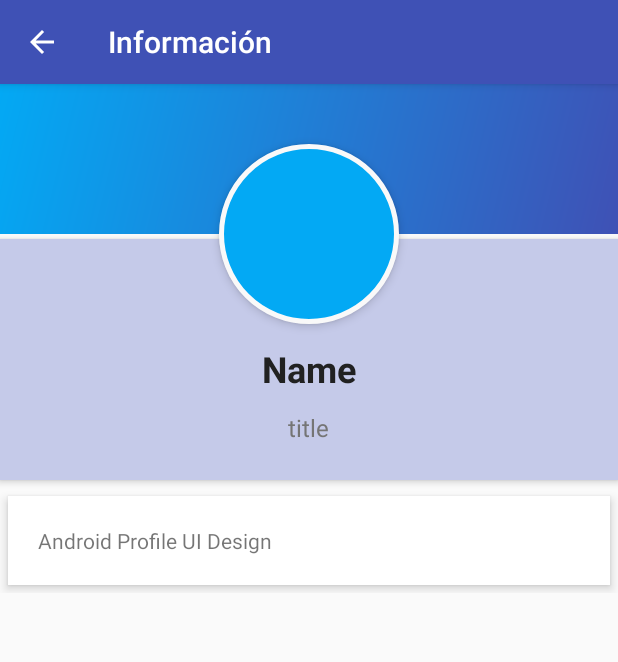
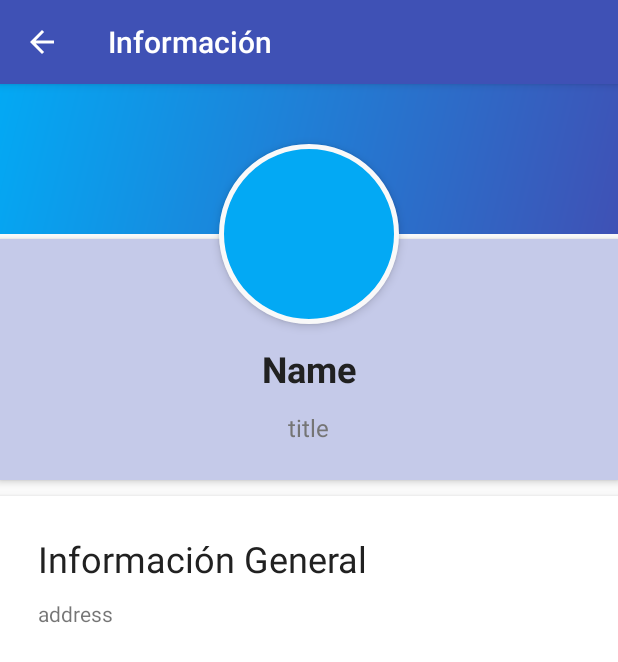
Before and after one commit to g3l0o/cv, an Android app: the InformationActivity screen opened directly, with no data from a screen before it, on a phone screen of 412 x 824 dp. Shown: the top 662 px of the screen. Run offline under Robolectric (Android 15) with nearby library versions, the phone set to English and light mode, and no system bars; 6 statements that could not run were skipped.

```diff
--- a/app/build.gradle
+++ b/app/build.gradle
@@ -28,6 +28,7 @@ dependencies {
     compile 'com.android.support:design:25.1.1'
     compile 'com.google.firebase:firebase-database:9.6.0'
     compile 'com.google.firebase:firebase-storage:9.6.0'
+    compile 'com.android.support:cardview-v7:25.0.+'
     testCompile 'junit:junit:4.12'
 }
 
--- a/app/src/main/AndroidManifest.xml
+++ b/app/src/main/AndroidManifest.xml
@@ -11,7 +11,8 @@
         <activity
             android:name=".MainActivity"
             android:label="@string/app_name"
-            android:theme="@style/AppTheme.NoActionBar">
+            android:theme="@style/AppTheme.NoActionBar"
+            android:screenOrientation="portrait">
             <intent-filter>
                 <action android:name="android.intent.action.MAIN" />
 
@@ -22,7 +23,8 @@
             android:name=".InformationActivity"
             android:label="@string/title_activity_information"
             android:parentActivityName=".MainActivity"
-            android:theme="@style/AppTheme.NoActionBar">
+            android:theme="@style/AppTheme.NoActionBar"
+            android:screenOrientation="portrait">
             <meta-data
                 android:name="android.support.PARENT_ACTIVITY"
                 android:value="com.roger.cv.MainActivity" />
--- a/app/src/main/res/layout/content_information.xml
+++ b/app/src/main/res/layout/content_information.xml
@@ -76,16 +76,34 @@
             android:layout_marginTop="5dp"
             android:orientation="vertical">
 
-            <TextView
-                android:id="@+id/information_address"
+            <LinearLayout
                 android:layout_width="fill_parent"
                 android:layout_height="wrap_content"
-                android:layout_margin="5dp"
-                android:background="#fff"
-                android:clickable="true"
+                android:layout_marginTop="5dp"
+                android:orientation="vertical"
                 android:elevation="4dp"
                 android:padding="20dp"
-                android:text="Android Profile UI Design" />
+                android:background="#fff">
+
+                <TextView
+                    android:id="@+id/information_general"
+                    android:layout_width="wrap_content"
+                    android:layout_height="wrap_content"
+                    android:layout_margin="5dp"
+                    android:text="Información General"
+                    android:textColor="@color/colorPrimary_text"
+                    android:textSize="24sp"/>
+
+                <TextView
+                    android:id="@+id/information_address"
+                    android:layout_width="fill_parent"
+                    android:layout_height="wrap_content"
+                    android:layout_margin="5dp"
+                    android:text="address" />
+
+            </LinearLayout>
+
+
 
 
 
```
Also changed, not shown: app/src/main/java/com/roger/cv/Company.java (added, +80 -0 lines), app/src/main/java/com/roger/cv/MainActivity.java (+44 -5 lines), app/src/main/java/com/roger/cv/RVAdapter.java (added, +67 -0 lines), app/src/main/res/layout/company_item.xml (added, +49 -0 lines), app/src/main/res/layout/content_main.xml (+19 -2 lines).
